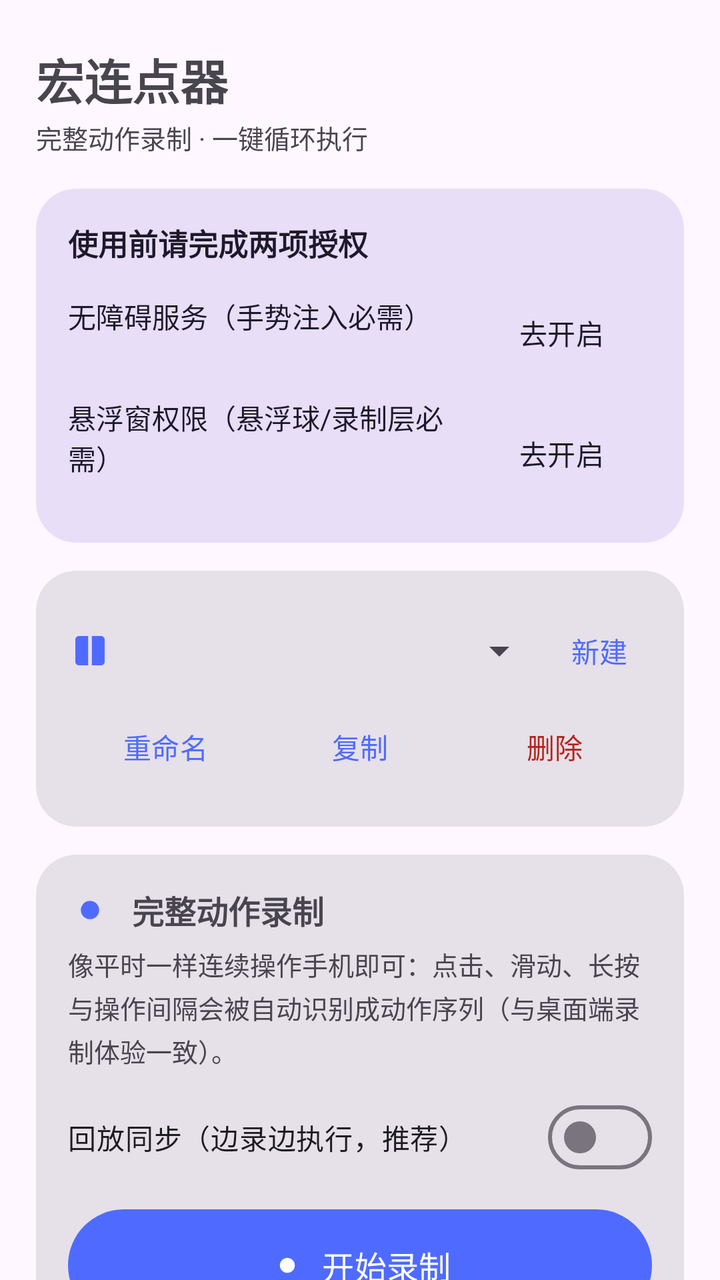
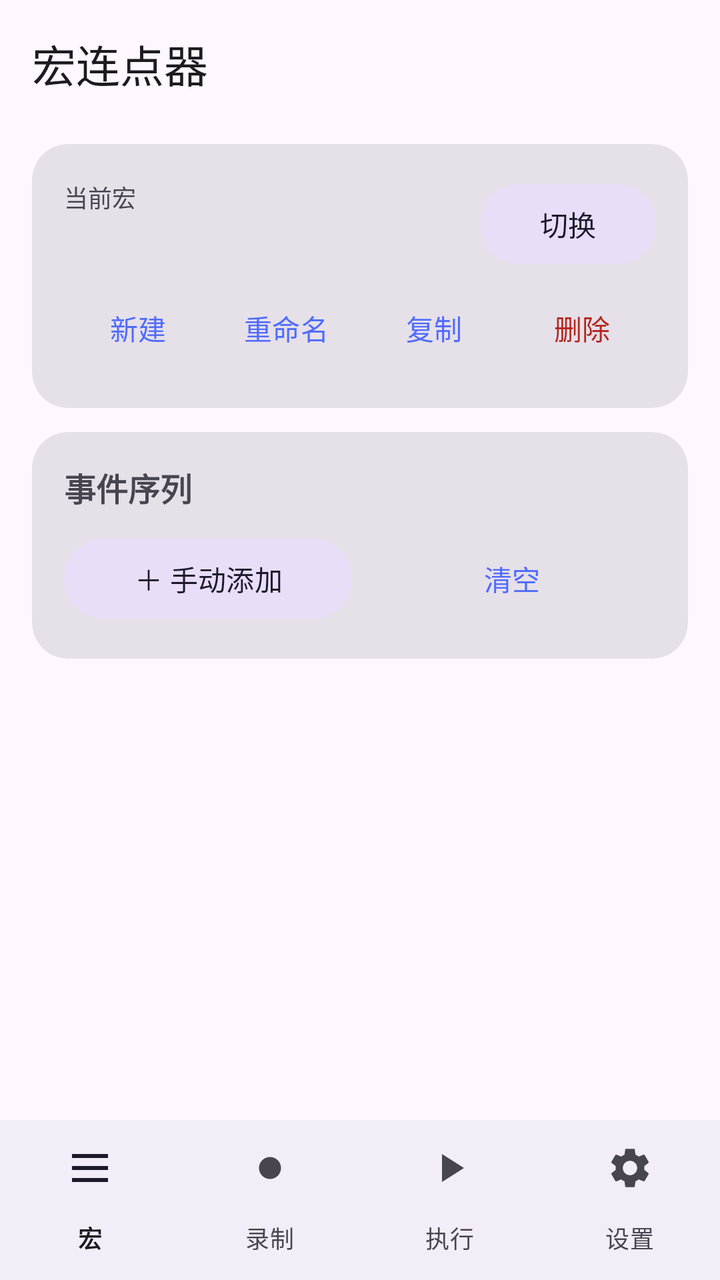

Compare the two renders of this Android layout. The source of the first and the diff that turns it into the second are given below.
<!-- AndroidManifest.xml: application theme Theme.MacroClicker -->
<!-- res/layout/activity_main.xml -->
<?xml version="1.0" encoding="utf-8"?>
<androidx.core.widget.NestedScrollView xmlns:android="http://schemas.android.com/apk/res/android"
    xmlns:app="http://schemas.android.com/apk/res-auto"
    android:id="@+id/root"
    android:layout_width="match_parent"
    android:layout_height="match_parent"
    android:fillViewport="true">

    <LinearLayout
        android:layout_width="match_parent"
        android:layout_height="wrap_content"
        android:orientation="vertical"
        android:paddingStart="18dp"
        android:paddingEnd="18dp"
        android:paddingTop="14dp"
        android:paddingBottom="28dp">

        
        <TextView
            android:id="@+id/tvTitle"
            android:layout_width="wrap_content"
            android:layout_height="wrap_content"
            android:layout_marginTop="8dp"
            android:text="@string/app_name"
            android:textSize="24sp"
            android:textStyle="bold" />

        <TextView
            android:layout_width="wrap_content"
            android:layout_height="wrap_content"
            android:layout_marginTop="2dp"
            android:text="@string/app_subtitle"
            android:textSize="13sp"
            android:textColor="?attr/colorOnSurfaceVariant" />

        
        <com.google.android.material.card.MaterialCardView
            android:id="@+id/cardPerm"
            style="?attr/materialCardViewFilledStyle"
            android:layout_width="match_parent"
            android:layout_height="wrap_content"
            android:layout_marginTop="16dp"
            app:cardCornerRadius="20dp"
            app:cardBackgroundColor="?attr/colorSecondaryContainer">

            <LinearLayout
                android:layout_width="match_parent"
                android:layout_height="wrap_content"
                android:orientation="vertical"
                android:padding="16dp">

                <TextView
                    android:layout_width="wrap_content"
                    android:layout_height="wrap_content"
                    android:text="@string/perm_title"
                    android:textSize="15sp"
                    android:textStyle="bold"
                    android:textColor="?attr/colorOnSecondaryContainer" />

                <LinearLayout
                    android:layout_width="match_parent"
                    android:layout_height="wrap_content"
                    android:layout_marginTop="10dp"
                    android:gravity="center_vertical"
                    android:orientation="horizontal">

                    <LinearLayout
                        android:layout_width="0dp"
                        android:layout_height="wrap_content"
                        android:layout_weight="1"
                        android:orientation="vertical">

                        <TextView
                            android:layout_width="wrap_content"
                            android:layout_height="wrap_content"
                            android:text="@string/perm_accessibility"
                            android:textSize="14sp"
                            android:textColor="?attr/colorOnSecondaryContainer" />

                        <TextView
                            android:id="@+id/tvAccState"
                            android:layout_width="wrap_content"
                            android:layout_height="wrap_content"
                            android:textSize="12sp"
                            android:textColor="?attr/colorOnSecondaryContainer" />
                </LinearLayout>

                    <com.google.android.material.button.MaterialButton
                        android:id="@+id/btnAcc"
                        style="@style/Widget.Material3.Button.TonalButton"
                        android:layout_width="wrap_content"
                        android:layout_height="wrap_content"
                        android:text="@string/perm_go" />
            </LinearLayout>

                <LinearLayout
                    android:layout_width="match_parent"
                    android:layout_height="wrap_content"
                    android:layout_marginTop="8dp"
                    android:gravity="center_vertical"
                    android:orientation="horizontal">

                    <LinearLayout
                        android:layout_width="0dp"
                        android:layout_height="wrap_content"
                        android:layout_weight="1"
                        android:orientation="vertical">

                        <TextView
                            android:layout_width="wrap_content"
                            android:layout_height="wrap_content"
                            android:text="@string/perm_overlay"
                            android:textSize="14sp"
                            android:textColor="?attr/colorOnSecondaryContainer" />

                        <TextView
                            android:id="@+id/tvOverlayState"
                            android:layout_width="wrap_content"
                            android:layout_height="wrap_content"
                            android:textSize="12sp"
                            android:textColor="?attr/colorOnSecondaryContainer" />
                </LinearLayout>

                    <com.google.android.material.button.MaterialButton
                        android:id="@+id/btnOverlay"
                        style="@style/Widget.Material3.Button.TonalButton"
                        android:layout_width="wrap_content"
                        android:layout_height="wrap_content"
                        android:text="@string/perm_go" />
            </LinearLayout>
        </LinearLayout>
    </com.google.android.material.card.MaterialCardView>

        
        <com.google.android.material.card.MaterialCardView
            style="?attr/materialCardViewFilledStyle"
            android:layout_width="match_parent"
            android:layout_height="wrap_content"
            android:layout_marginTop="14dp"
            app:cardCornerRadius="20dp">

            <LinearLayout
                android:layout_width="match_parent"
                android:layout_height="wrap_content"
                android:orientation="vertical"
                android:padding="16dp">

                <LinearLayout
                    android:layout_width="match_parent"
                    android:layout_height="wrap_content"
                    android:gravity="center_vertical"
                    android:orientation="horizontal">

                    <ImageView
                        android:layout_width="22dp"
                        android:layout_height="22dp"
                        android:src="@drawable/ic_section_macro"
                        app:tint="?attr/colorPrimary"
                        android:contentDescription="@string/section_macro" />

                    <Spinner
                        android:id="@+id/spMacro"
                        android:layout_width="0dp"
                        android:layout_height="wrap_content"
                        android:layout_weight="1"
                        android:layout_marginStart="10dp" />

                    <com.google.android.material.button.MaterialButton
                        android:id="@+id/btnNewMacro"
                        style="@style/Widget.Material3.Button.TextButton"
                        android:layout_width="wrap_content"
                        android:layout_height="wrap_content"
                        android:text="@string/macro_new"
                        android:minWidth="0dp"
                        android:paddingStart="10dp"
                        android:paddingEnd="10dp" />
            </LinearLayout>

                <LinearLayout
                    android:layout_width="match_parent"
                    android:layout_height="wrap_content"
                    android:orientation="horizontal">

                    <com.google.android.material.button.MaterialButton
                        android:id="@+id/btnRename"
                        style="@style/Widget.Material3.Button.TextButton"
                        android:layout_width="0dp"
                        android:layout_height="wrap_content"
                        android:layout_weight="1"
                        android:text="@string/macro_rename"
                        android:minWidth="0dp" />

                    <com.google.android.material.button.MaterialButton
                        android:id="@+id/btnDuplicate"
                        style="@style/Widget.Material3.Button.TextButton"
                        android:layout_width="0dp"
                        android:layout_height="wrap_content"
                        android:layout_weight="1"
                        android:text="@string/macro_duplicate"
                        android:minWidth="0dp" />

                    <com.google.android.material.button.MaterialButton
                        android:id="@+id/btnDeleteMacro"
                        style="@style/Widget.Material3.Button.TextButton"
                        android:layout_width="0dp"
                        android:layout_height="wrap_content"
                        android:layout_weight="1"
                        android:text="@string/macro_delete"
                        android:minWidth="0dp"
                        android:textColor="?attr/colorError" />
            </LinearLayout>

                <androidx.recyclerview.widget.RecyclerView
                    android:id="@+id/recycler"
                    android:layout_width="match_parent"
                    android:layout_height="wrap_content"
                    android:nestedScrollingEnabled="false"
                    android:overScrollMode="never" />

                <TextView
                    android:id="@+id/tvEmpty"
                    android:layout_width="match_parent"
                    android:layout_height="wrap_content"
                    android:layout_marginTop="6dp"
                    android:layout_marginBottom="6dp"
                    android:gravity="center"
                    android:text="@string/empty_events"
                    android:textSize="13sp"
                    android:textColor="?attr/colorOnSurfaceVariant"
                    android:visibility="gone" />
        </LinearLayout>
    </com.google.android.material.card.MaterialCardView>

        
        <com.google.android.material.card.MaterialCardView
            style="?attr/materialCardViewFilledStyle"
            android:layout_width="match_parent"
            android:layout_height="wrap_content"
            android:layout_marginTop="14dp"
            app:cardCornerRadius="20dp">

            <LinearLayout
                android:layout_width="match_parent"
                android:layout_height="wrap_content"
                android:orientation="vertical"
                android:padding="16dp">

                <LinearLayout
                    android:layout_width="match_parent"
                    android:layout_height="wrap_content"
                    android:gravity="center_vertical"
                    android:orientation="horizontal">

                    <ImageView
                        android:layout_width="22dp"
                        android:layout_height="22dp"
                        android:src="@drawable/ic_section_record"
                        app:tint="?attr/colorPrimary"
                        android:contentDescription="@string/section_record" />

                    <TextView
                        android:layout_width="wrap_content"
                        android:layout_height="wrap_content"
                        android:layout_marginStart="10dp"
                        android:text="@string/section_record"
                        android:textSize="16sp"
                        android:textStyle="bold" />
            </LinearLayout>

                <TextView
                    android:layout_width="match_parent"
                    android:layout_height="wrap_content"
                    android:layout_marginTop="6dp"
                    android:text="@string/record_desc"
                    android:textSize="13sp"
                    android:lineSpacingExtra="3dp"
                    android:textColor="?attr/colorOnSurfaceVariant" />

                <com.google.android.material.materialswitch.MaterialSwitch
                    android:id="@+id/swLiveReplay"
                    android:layout_width="match_parent"
                    android:layout_height="wrap_content"
                    android:layout_marginTop="10dp"
                    android:text="@string/record_live_replay"
                    android:textSize="14sp" />

                <com.google.android.material.button.MaterialButton
                    android:id="@+id/btnRecord"
                    android:layout_width="match_parent"
                    android:layout_height="56dp"
                    android:layout_marginTop="12dp"
                    android:text="@string/record_start"
                    android:textSize="16sp"
                    android:insetTop="0dp"
                    android:insetBottom="0dp"
                    app:icon="@drawable/ic_record_dot"
                    app:iconGravity="textStart" />
        </LinearLayout>
    </com.google.android.material.card.MaterialCardView>

        
        <com.google.android.material.card.MaterialCardView
            style="?attr/materialCardViewFilledStyle"
            android:layout_width="match_parent"
            android:layout_height="wrap_content"
            android:layout_marginTop="14dp"
            app:cardCornerRadius="20dp">

            <LinearLayout
                android:layout_width="match_parent"
                android:layout_height="wrap_content"
                android:orientation="vertical"
                android:padding="16dp">

                <LinearLayout
                    android:layout_width="match_parent"
                    android:layout_height="wrap_content"
                    android:gravity="center_vertical"
                    android:orientation="horizontal">

                    <ImageView
                        android:layout_width="22dp"
                        android:layout_height="22dp"
                        android:src="@drawable/ic_section_play"
                        app:tint="?attr/colorPrimary"
                        android:contentDescription="@string/section_play" />

                    <TextView
                        android:layout_width="wrap_content"
                        android:layout_height="wrap_content"
                        android:layout_marginStart="10dp"
                        android:text="@string/section_play"
                        android:textSize="16sp"
                        android:textStyle="bold" />
            </LinearLayout>

                <com.google.android.material.chip.ChipGroup
                    android:id="@+id/chipMode"
                    android:layout_width="match_parent"
                    android:layout_height="wrap_content"
                    android:layout_marginTop="10dp"
                    app:selectionRequired="true"
                    app:singleSelection="true">

                    <com.google.android.material.chip.Chip
                        android:id="@+id/chipOnce"
                        style="@style/Widget.Material3.Chip.Filter"
                        android:layout_width="wrap_content"
                        android:layout_height="wrap_content"
                        android:text="@string/mode_once"
                        android:checkable="true" />

                    <com.google.android.material.chip.Chip
                        android:id="@+id/chipCount"
                        style="@style/Widget.Material3.Chip.Filter"
                        android:layout_width="wrap_content"
                        android:layout_height="wrap_content"
                        android:text="@string/mode_count"
                        android:checkable="true" />

                    <com.google.android.material.chip.Chip
                        android:id="@+id/chipLoop"
                        style="@style/Widget.Material3.Chip.Filter"
                        android:layout_width="wrap_content"
                        android:layout_height="wrap_content"
                        android:text="@string/mode_loop"
                        android:checkable="true" />
                </com.google.android.material.chip.ChipGroup>

                <LinearLayout
                    android:layout_width="match_parent"
                    android:layout_height="wrap_content"
                    android:layout_marginTop="10dp"
                    android:orientation="horizontal">

                    <com.google.android.material.textfield.TextInputLayout
                        android:id="@+id/tilCount"
                        style="@style/Widget.Material3.TextInputLayout.OutlinedBox.Dense"
                        android:layout_width="0dp"
                        android:layout_height="wrap_content"
                        android:layout_weight="1"
                        android:layout_marginEnd="6dp"
                        android:hint="@string/loop_count"
                        app:suffixText="次">

                        <com.google.android.material.textfield.TextInputEditText
                            android:id="@+id/etLoopCount"
                            android:layout_width="match_parent"
                            android:layout_height="wrap_content"
                            android:inputType="number"
                            android:text="10" />
                    </com.google.android.material.textfield.TextInputLayout>

                    <com.google.android.material.textfield.TextInputLayout
                        style="@style/Widget.Material3.TextInputLayout.OutlinedBox.Dense"
                        android:layout_width="0dp"
                        android:layout_height="wrap_content"
                        android:layout_weight="1"
                        android:layout_marginStart="6dp"
                        android:hint="@string/loop_interval"
                        app:suffixText="秒">

                        <com.google.android.material.textfield.TextInputEditText
                            android:id="@+id/etLoopInterval"
                            android:layout_width="match_parent"
                            android:layout_height="wrap_content"
                            android:inputType="numberDecimal"
                            android:text="0" />
                    </com.google.android.material.textfield.TextInputLayout>
            </LinearLayout>

                <com.google.android.material.textfield.TextInputLayout
                    style="@style/Widget.Material3.TextInputLayout.OutlinedBox.Dense"
                    android:layout_width="match_parent"
                    android:layout_height="wrap_content"
                    android:layout_marginTop="8dp"
                    android:hint="@string/countdown_hint"
                    app:suffixText="秒">

                    <com.google.android.material.textfield.TextInputEditText
                        android:id="@+id/etCountdown"
                        android:layout_width="match_parent"
                        android:layout_height="wrap_content"
                        android:inputType="number"
                        android:text="0" />
            </com.google.android.material.textfield.TextInputLayout>

                <com.google.android.material.button.MaterialButton
                    android:id="@+id/btnPlay"
                    android:layout_width="match_parent"
                    android:layout_height="56dp"
                    android:layout_marginTop="12dp"
                    android:text="@string/play_start"
                    android:textSize="16sp"
                    android:insetTop="0dp"
                    android:insetBottom="0dp" />
        </LinearLayout>
    </com.google.android.material.card.MaterialCardView>
    </LinearLayout>
</androidx.core.widget.NestedScrollView>
<!-- resources referenced by this layout -->
<resources>
  <!-- drawable ic_record_dot (drawable) -->
  <?xml version="1.0" encoding="utf-8"?>
  <vector xmlns:android="http://schemas.android.com/apk/res/android"
      android:width="24dp" android:height="24dp"
      android:viewportWidth="24" android:viewportHeight="24">
      <path
          android:fillColor="#FFFFFFFF"
          android:pathData="M12,7a5,5 0 1,0 0.001,0Z" />
  </vector>
  <!-- drawable ic_section_macro (drawable) -->
  <?xml version="1.0" encoding="utf-8"?>
  <vector xmlns:android="http://schemas.android.com/apk/res/android"
      android:width="24dp" android:height="24dp"
      android:viewportWidth="24" android:viewportHeight="24">
      <path
          android:fillColor="#FFFFFFFF"
          android:pathData="M4,6C4,4.9 4.9,4 6,4H11V20H6C4.9,20 4,19.1 4,18V6M20,6V18C20,19.1 19.1,20 18,20H13V4H18C19.1,4 20,4.9 20,6Z" />
  </vector>
  <!-- drawable ic_section_play (drawable) -->
  <?xml version="1.0" encoding="utf-8"?>
  <vector xmlns:android="http://schemas.android.com/apk/res/android"
      android:width="24dp" android:height="24dp"
      android:viewportWidth="24" android:viewportHeight="24">
      <path
          android:fillColor="#FFFFFFFF"
          android:pathData="M8,5V19L19,12L8,5Z" />
  </vector>
  <!-- drawable ic_section_record (drawable) -->
  <?xml version="1.0" encoding="utf-8"?>
  <vector xmlns:android="http://schemas.android.com/apk/res/android"
      android:width="24dp" android:height="24dp"
      android:viewportWidth="24" android:viewportHeight="24">
      <path
          android:fillColor="#FFFFFFFF"
          android:pathData="M12,7a5,5 0 1,0 0.001,0Z" />
  </vector>
  <string name="app_name">宏连点器</string>
  <string name="app_subtitle">完整动作录制 · 一键循环执行</string>
  <string name="countdown_hint">开始前倒计时</string>
  <string name="empty_events">暂无事件 · 点下方「开始录制」录第一套动作</string>
  <string name="loop_count">循环次数</string>
  <string name="loop_interval">循环间隔</string>
  <string name="macro_delete">删除</string>
  <string name="macro_duplicate">复制</string>
  <string name="macro_new">新建</string>
  <string name="macro_rename">重命名</string>
  <string name="mode_count">指定次数</string>
  <string name="mode_loop">无限循环</string>
  <string name="mode_once">执行一次</string>
  <string name="perm_accessibility">无障碍服务（手势注入必需）</string>
  <string name="perm_go">去开启</string>
  <string name="perm_overlay">悬浮窗权限（悬浮球/录制层必需）</string>
  <string name="perm_title">使用前请完成两项授权</string>
  <string name="play_start">开始执行</string>
  <string name="record_desc">像平时一样连续操作手机即可：点击、滑动、长按与操作间隔会被自动识别成动作序列（与桌面端录制体验一致）。</string>
  <string name="record_live_replay">回放同步（边录边执行，推荐）</string>
  <string name="record_start">开始录制</string>
  <string name="section_macro">宏与事件</string>
  <string name="section_play">循环执行</string>
  <string name="section_record">完整动作录制</string>
  <style name="Theme.MacroClicker" parent="Theme.Material3.DayNight.NoActionBar">
          <item name="colorPrimary">@color/brand</item>
          <item name="colorOnPrimary">@color/white</item>
          <item name="colorPrimaryContainer">@color/brand_container</item>
          <item name="colorOnPrimaryContainer">@color/brand_on_container</item>
      </style>
  <color name="brand">#4F6BFF</color>
  <color name="white">#FFFFFF</color>
  <color name="brand_container">#DDE4FF</color>
  <color name="brand_on_container">#10204A</color>
</resources>

<!-- the commit's change to res/layout/activity_main.xml (unified diff, before → after) -->
@@ -1,47 +1,265 @@
 <?xml version="1.0" encoding="utf-8"?>
-<androidx.core.widget.NestedScrollView xmlns:android="http://schemas.android.com/apk/res/android"
+<LinearLayout xmlns:android="http://schemas.android.com/apk/res/android"
     xmlns:app="http://schemas.android.com/apk/res-auto"
     android:id="@+id/root"
     android:layout_width="match_parent"
     android:layout_height="match_parent"
-    android:fillViewport="true">
-
-    <LinearLayout
+    android:orientation="vertical"
+    android:background="?android:attr/colorBackground">
+
+    <com.google.android.material.appbar.MaterialToolbar
+        android:id="@+id/toolbar"
         android:layout_width="match_parent"
-        android:layout_height="wrap_content"
-        android:orientation="vertical"
-        android:paddingStart="18dp"
-        android:paddingEnd="18dp"
-        android:paddingTop="14dp"
-        android:paddingBottom="28dp">
+        android:layout_height="?attr/actionBarSize"
+        app:title="@string/app_name"
+        app:subtitleTextAppearance="@style/TextAppearance.Material3.LabelMedium" />
+
+    <FrameLayout
+        android:id="@+id/pageContainer"
+        android:layout_width="match_parent"
+        android:layout_height="0dp"
+        android:layout_weight="1">
 
         
-        <TextView
-            android:id="@+id/tvTitle"
-            android:layout_width="wrap_content"
-            android:layout_height="wrap_content"
-            android:layout_marginTop="8dp"
-            android:text="@string/app_name"
-            android:textSize="24sp"
-            android:textStyle="bold" />
-
-        <TextView
-            android:layout_width="wrap_content"
-            android:layout_height="wrap_content"
-            android:layout_marginTop="2dp"
-            android:text="@string/app_subtitle"
-            android:textSize="13sp"
-            android:textColor="?attr/colorOnSurfaceVariant" />
+        <androidx.core.widget.NestedScrollView
+            android:id="@+id/pageMacro"
+            android:layout_width="match_parent"
+            android:layout_height="match_parent"
+            android:fillViewport="true">
+
+            <LinearLayout
+                android:layout_width="match_parent"
+                android:layout_height="wrap_content"
+                android:orientation="vertical"
+                android:paddingStart="16dp"
+                android:paddingEnd="16dp"
+                android:paddingTop="8dp"
+                android:paddingBottom="20dp">
+
+                
+                <com.google.android.material.card.MaterialCardView
+                    android:id="@+id/cardGuide"
+                    style="?attr/materialCardViewFilledStyle"
+                    android:layout_width="match_parent"
+                    android:layout_height="wrap_content"
+                    android:layout_marginBottom="12dp"
+                    android:visibility="gone"
+                    app:cardBackgroundColor="?attr/colorSecondaryContainer"
+                    app:cardCornerRadius="18dp">
+
+                    <LinearLayout
+                        android:layout_width="match_parent"
+                        android:layout_height="wrap_content"
+                        android:gravity="center_vertical"
+                        android:orientation="horizontal"
+                        android:padding="14dp">
+
+                        <TextView
+                            android:id="@+id/tvGuide"
+                            android:layout_width="0dp"
+                            android:layout_height="wrap_content"
+                            android:layout_weight="1"
+                            android:text="@string/guide_title"
+                            android:textColor="?attr/colorOnSecondaryContainer"
+                            android:textSize="14sp" />
+
+                        <com.google.android.material.button.MaterialButton
+                            android:id="@+id/btnGuide"
+                            style="@style/Widget.Material3.Button.TonalButton"
+                            android:layout_width="wrap_content"
+                            android:layout_height="wrap_content"
+                            android:text="@string/guide_action" />
+                    </LinearLayout>
+                </com.google.android.material.card.MaterialCardView>
+
+                
+                <com.google.android.material.card.MaterialCardView
+                    style="?attr/materialCardViewFilledStyle"
+                    android:layout_width="match_parent"
+                    android:layout_height="wrap_content"
+                    app:cardCornerRadius="18dp">
+
+                    <LinearLayout
+                        android:layout_width="match_parent"
+                        android:layout_height="wrap_content"
+                        android:orientation="vertical"
+                        android:padding="16dp">
+
+                        <LinearLayout
+                            android:layout_width="match_parent"
+                            android:layout_height="wrap_content"
+                            android:gravity="center_vertical"
+                            android:orientation="horizontal">
+
+                            <LinearLayout
+                                android:layout_width="0dp"
+                                android:layout_height="wrap_content"
+                                android:layout_weight="1"
+                                android:orientation="vertical">
+
+                                <TextView
+                                    android:layout_width="wrap_content"
+                                    android:layout_height="wrap_content"
+                                    android:text="@string/current_macro"
+                                    android:textColor="?attr/colorOnSurfaceVariant"
+                                    android:textSize="12sp" />
+
+                                <TextView
+                                    android:id="@+id/tvMacroName"
+                                    android:layout_width="match_parent"
+                                    android:layout_height="wrap_content"
+                                    android:ellipsize="end"
+                                    android:maxLines="1"
+                                    android:textSize="20sp"
+                                    android:textStyle="bold" />
+                            </LinearLayout>
+
+                            <com.google.android.material.button.MaterialButton
+                                android:id="@+id/btnSwitchMacro"
+                                style="@style/Widget.Material3.Button.TonalButton"
+                                android:layout_width="wrap_content"
+                                android:layout_height="wrap_content"
+                                android:text="@string/macro_switch" />
+                        </LinearLayout>
+
+                        <LinearLayout
+                            android:layout_width="match_parent"
+                            android:layout_height="wrap_content"
+                            android:layout_marginTop="4dp"
+                            android:orientation="horizontal">
+
+                            <com.google.android.material.button.MaterialButton
+                                android:id="@+id/btnNewMacro"
+                                style="@style/Widget.Material3.Button.TextButton"
+                                android:layout_width="0dp"
+                                android:layout_height="wrap_content"
+                                android:layout_weight="1"
+                                android:minWidth="0dp"
+                                android:text="@string/macro_new" />
+
+                            <com.google.android.material.button.MaterialButton
+                                android:id="@+id/btnRename"
+                                style="@style/Widget.Material3.Button.TextButton"
+                                android:layout_width="0dp"
+                                android:layout_height="wrap_content"
+                                android:layout_weight="1"
+                                android:minWidth="0dp"
+                                android:text="@string/macro_rename" />
+
+                            <com.google.android.material.button.MaterialButton
+                                android:id="@+id/btnDuplicate"
+                                style="@style/Widget.Material3.Button.TextButton"
+                                android:layout_width="0dp"
+                                android:layout_height="wrap_content"
+                                android:layout_weight="1"
+                                android:minWidth="0dp"
+                                android:text="@string/macro_duplicate" />
+
+                            <com.google.android.material.button.MaterialButton
+                                android:id="@+id/btnDeleteMacro"
+                                style="@style/Widget.Material3.Button.TextButton"
+                                android:layout_width="0dp"
+                                android:layout_height="wrap_content"
+                                android:layout_weight="1"
+                                android:minWidth="0dp"
+                                android:text="@string/macro_delete"
+                                android:textColor="?attr/colorError" />
+                        </LinearLayout>
+                    </LinearLayout>
+                </com.google.android.material.card.MaterialCardView>
+
+                
+                <com.google.android.material.card.MaterialCardView
+                    style="?attr/materialCardViewFilledStyle"
+                    android:layout_width="match_parent"
+                    android:layout_height="wrap_content"
+                    android:layout_marginTop="12dp"
+                    app:cardCornerRadius="18dp">
+
+                    <LinearLayout
+                        android:layout_width="match_parent"
+                        android:layout_height="wrap_content"
+                        android:orientation="vertical"
+                        android:padding="16dp">
+
+                        <LinearLayout
+                            android:layout_width="match_parent"
+                            android:layout_height="wrap_content"
+                            android:gravity="center_vertical"
+                            android:orientation="horizontal">
+
+                            <TextView
+                                android:layout_width="0dp"
+                                android:layout_height="wrap_content"
+                                android:layout_weight="1"
+                                android:text="@string/events_title"
+                                android:textSize="16sp"
+                                android:textStyle="bold" />
+
+                            <TextView
+                                android:id="@+id/tvEventCount"
+                                android:layout_width="wrap_content"
+                                android:layout_height="wrap_content"
+                                android:textColor="?attr/colorOnSurfaceVariant"
+                                android:textSize="12sp" />
+                        </LinearLayout>
+
+                        <androidx.recyclerview.widget.RecyclerView
+                            android:id="@+id/recycler"
+                            android:layout_width="match_parent"
+                            android:layout_height="wrap_content"
+                            android:layout_marginTop="4dp"
+                            android:nestedScrollingEnabled="false"
+                            android:overScrollMode="never" />
+
+                        <TextView
+                            android:id="@+id/tvEmpty"
+                            android:layout_width="match_parent"
+                            android:layout_height="wrap_content"
+                            android:layout_marginTop="10dp"
+                            android:layout_marginBottom="6dp"
+                            android:gravity="center"
+                            android:text="@string/empty_events"
+                            android:textColor="?attr/colorOnSurfaceVariant"
+                            android:textSize="13sp"
+                            android:visibility="gone" />
+
+                        <LinearLayout
+                            android:layout_width="match_parent"
+                            android:layout_height="wrap_content"
+                            android:layout_marginTop="6dp"
+                            android:orientation="horizontal">
+
+                            <com.google.android.material.button.MaterialButton
+                                android:id="@+id/btnAddEvent"
+                                style="@style/Widget.Material3.Button.TonalButton"
+                                android:layout_width="0dp"
+                                android:layout_height="wrap_content"
+                                android:layout_weight="1"
+                                android:layout_marginEnd="4dp"
+                                android:text="@string/event_add" />
+
+                            <com.google.android.material.button.MaterialButton
+                                android:id="@+id/btnClearEvents"
+                                style="@style/Widget.Material3.Button.TextButton"
+                                android:layout_width="0dp"
+                                android:layout_height="wrap_content"
+                                android:layout_weight="1"
+                                android:layout_marginStart="4dp"
+                                android:text="@string/events_clear" />
+                        </LinearLayout>
+                    </LinearLayout>
+                </com.google.android.material.card.MaterialCardView>
+            </LinearLayout>
+        </androidx.core.widget.NestedScrollView>
 
         
-        <com.google.android.material.card.MaterialCardView
-            android:id="@+id/cardPerm"
-            style="?attr/materialCardViewFilledStyle"
+        <androidx.core.widget.NestedScrollView
+            android:id="@+id/pageRecord"
             android:layout_width="match_parent"
-            android:layout_height="wrap_content"
-            android:layout_marginTop="16dp"
-            app:cardCornerRadius="20dp"
-            app:cardBackgroundColor="?attr/colorSecondaryContainer">
+            android:layout_height="match_parent"
+            android:fillViewport="true"
+            android:visibility="gone">
 
             <LinearLayout
                 android:layout_width="match_parent"
@@ -49,95 +267,74 @@
                 android:orientation="vertical"
                 android:padding="16dp">
 
-                <TextView
-                    android:layout_width="wrap_content"
-                    android:layout_height="wrap_content"
-                    android:text="@string/perm_title"
-                    android:textSize="15sp"
-                    android:textStyle="bold"
-                    android:textColor="?attr/colorOnSecondaryContainer" />
-
-                <LinearLayout
-                    android:layout_width="match_parent"
-                    android:layout_height="wrap_content"
-                    android:layout_marginTop="10dp"
-                    android:gravity="center_vertical"
-                    android:orientation="horizontal">
-
-                    <LinearLayout
-                        android:layout_width="0dp"
-                        android:layout_height="wrap_content"
-                        android:layout_weight="1"
-                        android:orientation="vertical">
+                <com.google.android.material.card.MaterialCardView
+                    style="?attr/materialCardViewFilledStyle"
+                    android:layout_width="match_parent"
+                    android:layout_height="wrap_content"
+                    app:cardCornerRadius="18dp">
+
+                    <LinearLayout
+                        android:layout_width="match_parent"
+                        android:layout_height="wrap_content"
+                        android:orientation="vertical"
+                        android:padding="16dp">
 
                         <TextView
                             android:layout_width="wrap_content"
                             android:layout_height="wrap_content"
-                            android:text="@string/perm_accessibility"
-                            android:textSize="14sp"
-                            android:textColor="?attr/colorOnSecondaryContainer" />
-
-                        <TextView
-                            android:id="@+id/tvAccState"
-                            android:layout_width="wrap_content"
-                            android:layout_height="wrap_content"
-                            android:textSize="12sp"
-                            android:textColor="?attr/colorOnSecondaryContainer" />
-                </LinearLayout>
-
-                    <com.google.android.material.button.MaterialButton
-                        android:id="@+id/btnAcc"
-                        style="@style/Widget.Material3.Button.TonalButton"
-                        android:layout_width="wrap_content"
-                        android:layout_height="wrap_content"
-                        android:text="@string/perm_go" />
+                            android:text="@string/tab_record"
+                            android:textSize="16sp"
+                            android:textStyle="bold" />
+
+                        <TextView
+                            android:layout_width="match_parent"
+                            android:layout_height="wrap_content"
+                            android:layout_marginTop="6dp"
+                            android:lineSpacingExtra="3dp"
+                            android:text="@string/record_desc"
+                            android:textColor="?attr/colorOnSurfaceVariant"
+                            android:textSize="13sp" />
+
+                        <com.google.android.material.materialswitch.MaterialSwitch
+                            android:id="@+id/swLiveReplay"
+                            android:layout_width="match_parent"
+                            android:layout_height="wrap_content"
+                            android:layout_marginTop="12dp"
+                            android:text="@string/record_live_replay"
+                            android:textSize="14sp" />
+
+                        <TextView
+                            android:id="@+id/tvShellHint"
+                            android:layout_width="match_parent"
+                            android:layout_height="wrap_content"
+                            android:layout_marginTop="2dp"
+                            android:text="@string/record_live_needs_shell"
+                            android:textColor="?attr/colorOnSurfaceVariant"
+                            android:textSize="12sp" />
+
+                        <com.google.android.material.button.MaterialButton
+                            android:id="@+id/btnRecord"
+                            android:layout_width="match_parent"
+                            android:layout_height="56dp"
+                            android:layout_marginTop="14dp"
+                            android:insetTop="0dp"
+                            android:insetBottom="0dp"
+                            android:text="@string/record_start"
+                            android:textSize="16sp"
+                            app:icon="@drawable/ic_record_dot"
+                            app:iconGravity="textStart" />
+                    </LinearLayout>
+                </com.google.android.material.card.MaterialCardView>
             </LinearLayout>
-
-                <LinearLayout
-                    android:layout_width="match_parent"
-                    android:layout_height="wrap_content"
-                    android:layout_marginTop="8dp"
-                    android:gravity="center_vertical"
-                    android:orientation="horizontal">
-
-                    <LinearLayout
-                        android:layout_width="0dp"
-                        android:layout_height="wrap_content"
-                        android:layout_weight="1"
-                        android:orientation="vertical">
-
-                        <TextView
-                            android:layout_width="wrap_content"
-                            android:layout_height="wrap_content"
-                            android:text="@string/perm_overlay"
-                            android:textSize="14sp"
-                            android:textColor="?attr/colorOnSecondaryContainer" />
-
-                        <TextView
-                            android:id="@+id/tvOverlayState"
-                            android:layout_width="wrap_content"
-                            android:layout_height="wrap_content"
-                            android:textSize="12sp"
-                            android:textColor="?attr/colorOnSecondaryContainer" />
-                </LinearLayout>
-
-                    <com.google.android.material.button.MaterialButton
-                        android:id="@+id/btnOverlay"
-                        style="@style/Widget.Material3.Button.TonalButton"
-                        android:layout_width="wrap_content"
-                        android:layout_height="wrap_content"
-                        android:text="@string/perm_go" />
-            </LinearLayout>
-        </LinearLayout>
-    </com.google.android.material.card.MaterialCardView>
+        </androidx.core.widget.NestedScrollView>
 
         
-        <com.google.android.material.card.MaterialCardView
-            style="?attr/materialCardViewFilledStyle"
+        <androidx.core.widget.NestedScrollView
+            android:id="@+id/pagePlay"
             android:layout_width="match_parent"
-            android:layout_height="wrap_content"
-            android:layout_marginTop="14dp"
-            app:cardCornerRadius="20dp">
+            android:layout_height="match_parent"
+            android:fillViewport="true"
+            android:visibility="gone">
 
             <LinearLayout
                 android:layout_width="match_parent"
@@ -145,99 +342,145 @@
                 android:orientation="vertical"
                 android:padding="16dp">
 
-                <LinearLayout
-                    android:layout_width="match_parent"
-                    android:layout_height="wrap_content"
-                    android:gravity="center_vertical"
-                    android:orientation="horizontal">
-
-                    <ImageView
-                        android:layout_width="22dp"
-                        android:layout_height="22dp"
-                        android:src="@drawable/ic_section_macro"
-                        app:tint="?attr/colorPrimary"
-                        android:contentDescription="@string/section_macro" />
-
-                    <Spinner
-                        android:id="@+id/spMacro"
-                        android:layout_width="0dp"
-                        android:layout_height="wrap_content"
-                        android:layout_weight="1"
-                        android:layout_marginStart="10dp" />
-
-                    <com.google.android.material.button.MaterialButton
-                        android:id="@+id/btnNewMacro"
-                        style="@style/Widget.Material3.Button.TextButton"
-                        android:layout_width="wrap_content"
-                        android:layout_height="wrap_content"
-                        android:text="@string/macro_new"
-                        android:minWidth="0dp"
-                        android:paddingStart="10dp"
-                        android:paddingEnd="10dp" />
+                <com.google.android.material.card.MaterialCardView
+                    style="?attr/materialCardViewFilledStyle"
+                    android:layout_width="match_parent"
+                    android:layout_height="wrap_content"
+                    app:cardCornerRadius="18dp">
+
+                    <LinearLayout
+                        android:layout_width="match_parent"
+                        android:layout_height="wrap_content"
+                        android:orientation="vertical"
+                        android:padding="16dp">
+
+                        <TextView
+                            android:layout_width="wrap_content"
+                            android:layout_height="wrap_content"
+                            android:text="@string/tab_play"
+                            android:textSize="16sp"
+                            android:textStyle="bold" />
+
+                        <com.google.android.material.chip.ChipGroup
+                            android:id="@+id/chipMode"
+                            android:layout_width="match_parent"
+                            android:layout_height="wrap_content"
+                            android:layout_marginTop="10dp"
+                            app:selectionRequired="true"
+                            app:singleSelection="true">
+
+                            <com.google.android.material.chip.Chip
+                                android:id="@+id/chipOnce"
+                                style="@style/Widget.Material3.Chip.Filter"
+                                android:layout_width="wrap_content"
+                                android:layout_height="wrap_content"
+                                android:checkable="true"
+                                android:text="@string/mode_once" />
+
+                            <com.google.android.material.chip.Chip
+                                android:id="@+id/chipCount"
+                                style="@style/Widget.Material3.Chip.Filter"
+                                android:layout_width="wrap_content"
+                                android:layout_height="wrap_content"
+                                android:checkable="true"
+                                android:text="@string/mode_count" />
+
+                            <com.google.android.material.chip.Chip
+                                android:id="@+id/chipLoop"
+                                style="@style/Widget.Material3.Chip.Filter"
+                                android:layout_width="wrap_content"
+                                android:layout_height="wrap_content"
+                                android:checkable="true"
+                                android:text="@string/mode_loop" />
+                        </com.google.android.material.chip.ChipGroup>
+
+                        <LinearLayout
+                            android:layout_width="match_parent"
+                            android:layout_height="wrap_content"
+                            android:layout_marginTop="10dp"
+                            android:orientation="horizontal">
+
+                            <com.google.android.material.textfield.TextInputLayout
+                                android:id="@+id/tilCount"
+                                style="@style/Widget.Material3.TextInputLayout.OutlinedBox.Dense"
+                                android:layout_width="0dp"
+                                android:layout_height="wrap_content"
+                                android:layout_weight="1"
+                                android:layout_marginEnd="6dp"
+                                android:hint="@string/loop_count"
+                                app:suffixText="次">
+
+                                <com.google.android.material.textfield.TextInputEditText
+                                    android:id="@+id/etLoopCount"
+                                    android:layout_width="match_parent"
+                                    android:layout_height="wrap_content"
+                                    android:inputType="number"
+                                    android:text="10" />
+                            </com.google.android.material.textfield.TextInputLayout>
+
+                            <com.google.android.material.textfield.TextInputLayout
+                                style="@style/Widget.Material3.TextInputLayout.OutlinedBox.Dense"
+                                android:layout_width="0dp"
+                                android:layout_height="wrap_content"
+                                android:layout_weight="1"
+                                android:layout_marginStart="6dp"
+                                android:hint="@string/loop_interval"
+                                app:suffixText="秒">
+
+                                <com.google.android.material.textfield.TextInputEditText
+                                    android:id="@+id/etLoopInterval"
+                                    android:layout_width="match_parent"
+                                    android:layout_height="wrap_content"
+                                    android:inputType="numberDecimal"
+                                    android:text="0" />
+                            </com.google.android.material.textfield.TextInputLayout>
+                        </LinearLayout>
+
+                        <com.google.android.material.textfield.TextInputLayout
+                            style="@style/Widget.Material3.TextInputLayout.OutlinedBox.Dense"
+                            android:layout_width="match_parent"
+                            android:layout_height="wrap_content"
+                            android:layout_marginTop="8dp"
+                            android:hint="@string/countdown_hint"
+                            app:suffixText="秒">
+
+                            <com.google.android.material.textfield.TextInputEditText
+                                android:id="@+id/etCountdown"
+                                android:layout_width="match_parent"
+                                android:layout_height="wrap_content"
+                                android:inputType="number"
+                                android:text="0" />
+                        </com.google.android.material.textfield.TextInputLayout>
+
+                        <com.google.android.material.button.MaterialButton
+                            android:id="@+id/btnPlay"
+                            android:layout_width="match_parent"
+                            android:layout_height="56dp"
+                            android:layout_marginTop="14dp"
+                            android:insetTop="0dp"
+                            android:insetBottom="0dp"
+                            android:text="@string/play_start"
+                            android:textSize="16sp" />
+
+                        <TextView
+                            android:layout_width="match_parent"
+                            android:layout_height="wrap_content"
+                            android:layout_marginTop="8dp"
+                            android:text="@string/play_hint"
+                            android:textColor="?attr/colorOnSurfaceVariant"
+                            android:textSize="12sp" />
+                    </LinearLayout>
+                </com.google.android.material.card.MaterialCardView>
             </LinearLayout>
-
-                <LinearLayout
-                    android:layout_width="match_parent"
-                    android:layout_height="wrap_content"
-                    android:orientation="horizontal">
-
-                    <com.google.android.material.button.MaterialButton
-                        android:id="@+id/btnRename"
-                        style="@style/Widget.Material3.Button.TextButton"
-                        android:layout_width="0dp"
-                        android:layout_height="wrap_content"
-                        android:layout_weight="1"
-                        android:text="@string/macro_rename"
-                        android:minWidth="0dp" />
-
-                    <com.google.android.material.button.MaterialButton
-                        android:id="@+id/btnDuplicate"
-                        style="@style/Widget.Material3.Button.TextButton"
-                        android:layout_width="0dp"
-                        android:layout_height="wrap_content"
-                        android:layout_weight="1"
-                        android:text="@string/macro_duplicate"
-                        android:minWidth="0dp" />
-
-                    <com.google.android.material.button.MaterialButton
-                        android:id="@+id/btnDeleteMacro"
-                        style="@style/Widget.Material3.Button.TextButton"
-                        android:layout_width="0dp"
-                        android:layout_height="wrap_content"
-                        android:layout_weight="1"
-                        android:text="@string/macro_delete"
-                        android:minWidth="0dp"
-                        android:textColor="?attr/colorError" />
-            </LinearLayout>
-
-                <androidx.recyclerview.widget.RecyclerView
-                    android:id="@+id/recycler"
-                    android:layout_width="match_parent"
-                    android:layout_height="wrap_content"
-                    android:nestedScrollingEnabled="false"
-                    android:overScrollMode="never" />
-
-                <TextView
-                    android:id="@+id/tvEmpty"
-                    android:layout_width="match_parent"
-                    android:layout_height="wrap_content"
-                    android:layout_marginTop="6dp"
-                    android:layout_marginBottom="6dp"
-                    android:gravity="center"
-                    android:text="@string/empty_events"
-                    android:textSize="13sp"
-                    android:textColor="?attr/colorOnSurfaceVariant"
-                    android:visibility="gone" />
-        </LinearLayout>
-    </com.google.android.material.card.MaterialCardView>
+        </androidx.core.widget.NestedScrollView>
 
         
-        <com.google.android.material.card.MaterialCardView
-            style="?attr/materialCardViewFilledStyle"
+        <androidx.core.widget.NestedScrollView
+            android:id="@+id/pageSettings"
             android:layout_width="match_parent"
-            android:layout_height="wrap_content"
-            android:layout_marginTop="14dp"
-            app:cardCornerRadius="20dp">
+            android:layout_height="match_parent"
+            android:fillViewport="true"
+            android:visibility="gone">
 
             <LinearLayout
                 android:layout_width="match_parent"
@@ -245,196 +488,192 @@
                 android:orientation="vertical"
                 android:padding="16dp">
 
-                <LinearLayout
-                    android:layout_width="match_parent"
-                    android:layout_height="wrap_content"
-                    android:gravity="center_vertical"
-                    android:orientation="horizontal">
-
-                    <ImageView
-                        android:layout_width="22dp"
-                        android:layout_height="22dp"
-                        android:src="@drawable/ic_section_record"
-                        app:tint="?attr/colorPrimary"
-                        android:contentDescription="@string/section_record" />
-
-                    <TextView
-                        android:layout_width="wrap_content"
-                        android:layout_height="wrap_content"
-                        android:layout_marginStart="10dp"
-                        android:text="@string/section_record"
-                        android:textSize="16sp"
-                        android:textStyle="bold" />
+                
+                <com.google.android.material.card.MaterialCardView
+                    style="?attr/materialCardViewFilledStyle"
+                    android:layout_width="match_parent"
+                    android:layout_height="wrap_content"
+                    app:cardCornerRadius="18dp">
+
+                    <LinearLayout
+                        android:layout_width="match_parent"
+                        android:layout_height="wrap_content"
+                        android:orientation="vertical"
+                        android:padding="16dp">
+
+                        <TextView
+                            android:layout_width="wrap_content"
+                            android:layout_height="wrap_content"
+                            android:text="@string/settings_section_perm"
+                            android:textSize="16sp"
+                            android:textStyle="bold" />
+
+                        <LinearLayout
+                            android:layout_width="match_parent"
+                            android:layout_height="wrap_content"
+                            android:layout_marginTop="12dp"
+                            android:gravity="center_vertical"
+                            android:orientation="horizontal">
+
+                            <LinearLayout
+                                android:layout_width="0dp"
+                                android:layout_height="wrap_content"
+                                android:layout_weight="1"
+                                android:orientation="vertical">
+
+                                <TextView
+                                    android:layout_width="wrap_content"
+                                    android:layout_height="wrap_content"
+                                    android:text="@string/perm_overlay"
+                                    android:textSize="14sp" />
+
+                                <TextView
+                                    android:id="@+id/tvOverlayState"
+                                    android:layout_width="wrap_content"
+                                    android:layout_height="wrap_content"
+                                    android:textSize="12sp"
+                                    android:textColor="?attr/colorOnSurfaceVariant" />
+                            </LinearLayout>
+
+                            <com.google.android.material.button.MaterialButton
+                                android:id="@+id/btnOverlay"
+                                style="@style/Widget.Material3.Button.TonalButton"
+                                android:layout_width="wrap_content"
+                                android:layout_height="wrap_content"
+                                android:text="@string/perm_go" />
+                        </LinearLayout>
+
+                        <LinearLayout
+                            android:layout_width="match_parent"
+                            android:layout_height="wrap_content"
+                            android:layout_marginTop="10dp"
+                            android:gravity="center_vertical"
+                            android:orientation="horizontal">
+
+                            <LinearLayout
+                                android:layout_width="0dp"
+                                android:layout_height="wrap_content"
+                                android:layout_weight="1"
+                                android:orientation="vertical">
+
+                                <TextView
+                                    android:layout_width="wrap_content"
+                                    android:layout_height="wrap_content"
+                                    android:text="@string/shell_title"
+                                    android:textSize="14sp" />
+
+                                <TextView
+                                    android:id="@+id/tvShizukuState"
+                                    android:layout_width="wrap_content"
+                                    android:layout_height="wrap_content"
+                                    android:textSize="12sp"
+                                    android:textColor="?attr/colorOnSurfaceVariant" />
+                            </LinearLayout>
+
+                            <com.google.android.material.button.MaterialButton
+                                android:id="@+id/btnShizuku"
+                                style="@style/Widget.Material3.Button.TonalButton"
+                                android:layout_width="wrap_content"
+                                android:layout_height="wrap_content"
+                                android:text="@string/shell_install" />
+                        </LinearLayout>
+
+                        <com.google.android.material.button.MaterialButton
+                            android:id="@+id/btnShizukuHelp"
+                            style="@style/Widget.Material3.Button.TextButton"
+                            android:layout_width="wrap_content"
+                            android:layout_height="wrap_content"
+                            android:layout_marginTop="2dp"
+                            android:text="@string/shell_help" />
+
+                        <TextView
+                            android:layout_width="match_parent"
+                            android:layout_height="wrap_content"
+                            android:layout_marginTop="2dp"
+                            android:lineSpacingExtra="2dp"
+                            android:text="@string/shell_desc"
+                            android:textColor="?attr/colorOnSurfaceVariant"
+                            android:textSize="12sp" />
+                    </LinearLayout>
+                </com.google.android.material.card.MaterialCardView>
+
+                
+                <com.google.android.material.card.MaterialCardView
+                    style="?attr/materialCardViewFilledStyle"
+                    android:layout_width="match_parent"
+                    android:layout_height="wrap_content"
+                    android:layout_marginTop="12dp"
+                    app:cardCornerRadius="18dp">
+
+                    <LinearLayout
+                        android:layout_width="match_parent"
+                        android:layout_height="wrap_content"
+                        android:orientation="vertical"
+                        android:padding="16dp">
+
+                        <TextView
+                            android:layout_width="wrap_content"
+                            android:layout_height="wrap_content"
+                            android:text="@string/settings_section_display"
+                            android:textSize="16sp"
+                            android:textStyle="bold" />
+
+                        <com.google.android.material.materialswitch.MaterialSwitch
+                            android:id="@+id/swBall"
+                            android:layout_width="match_parent"
+                            android:layout_height="wrap_content"
+                            android:layout_marginTop="8dp"
+                            android:text="@string/ball_resident"
+                            android:textSize="14sp" />
+
+                        <TextView
+                            android:layout_width="match_parent"
+                            android:layout_height="wrap_content"
+                            android:text="@string/ball_resident_desc"
+                            android:textColor="?attr/colorOnSurfaceVariant"
+                            android:textSize="12sp" />
+                    </LinearLayout>
+                </com.google.android.material.card.MaterialCardView>
+
+                
+                <com.google.android.material.card.MaterialCardView
+                    style="?attr/materialCardViewFilledStyle"
+                    android:layout_width="match_parent"
+                    android:layout_height="wrap_content"
+                    android:layout_marginTop="12dp"
+                    app:cardCornerRadius="18dp">
+
+                    <LinearLayout
+                        android:layout_width="match_parent"
+                        android:layout_height="wrap_content"
+                        android:orientation="vertical"
+                        android:padding="16dp">
+
+                        <TextView
+                            android:layout_width="wrap_content"
+                            android:layout_height="wrap_content"
+                            android:text="@string/about_title"
+                            android:textSize="16sp"
+                            android:textStyle="bold" />
+
+                        <TextView
+                            android:id="@+id/tvAbout"
+                            android:layout_width="match_parent"
+                            android:layout_height="wrap_content"
+                            android:layout_marginTop="6dp"
+                            android:lineSpacingExtra="3dp"
+                            android:textColor="?attr/colorOnSurfaceVariant"
+                            android:textSize="13sp" />
+                    </LinearLayout>
+                </com.google.android.material.card.MaterialCardView>
             </LinearLayout>
-
-                <TextView
-                    android:layout_width="match_parent"
-                    android:layout_height="wrap_content"
-                    android:layout_marginTop="6dp"
-                    android:text="@string/record_desc"
-                    android:textSize="13sp"
-                    android:lineSpacingExtra="3dp"
-                    android:textColor="?attr/colorOnSurfaceVariant" />
-
-                <com.google.android.material.materialswitch.MaterialSwitch
-                    android:id="@+id/swLiveReplay"
-                    android:layout_width="match_parent"
-                    android:layout_height="wrap_content"
-                    android:layout_marginTop="10dp"
-                    android:text="@string/record_live_replay"
-                    android:textSize="14sp" />
-
-                <com.google.android.material.button.MaterialButton
-                    android:id="@+id/btnRecord"
-                    android:layout_width="match_parent"
-                    android:layout_height="56dp"
-                    android:layout_marginTop="12dp"
-                    android:text="@string/record_start"
-                    android:textSize="16sp"
-                    android:insetTop="0dp"
-                    android:insetBottom="0dp"
-                    app:icon="@drawable/ic_record_dot"
-                    app:iconGravity="textStart" />
-        </LinearLayout>
-    </com.google.android.material.card.MaterialCardView>
-
-        
-        <com.google.android.material.card.MaterialCardView
-            style="?attr/materialCardViewFilledStyle"
-            android:layout_width="match_parent"
-            android:layout_height="wrap_content"
-            android:layout_marginTop="14dp"
-            app:cardCornerRadius="20dp">
-
-            <LinearLayout
-                android:layout_width="match_parent"
-                android:layout_height="wrap_content"
-                android:orientation="vertical"
-                android:padding="16dp">
-
-                <LinearLayout
-                    android:layout_width="match_parent"
-                    android:layout_height="wrap_content"
-                    android:gravity="center_vertical"
-                    android:orientation="horizontal">
-
-                    <ImageView
-                        android:layout_width="22dp"
-                        android:layout_height="22dp"
-                        android:src="@drawable/ic_section_play"
-                        app:tint="?attr/colorPrimary"
-                        android:contentDescription="@string/section_play" />
-
-                    <TextView
-                        android:layout_width="wrap_content"
-                        android:layout_height="wrap_content"
-                        android:layout_marginStart="10dp"
-                        android:text="@string/section_play"
-                        android:textSize="16sp"
-                        android:textStyle="bold" />
-            </LinearLayout>
-
-                <com.google.android.material.chip.ChipGroup
-                    android:id="@+id/chipMode"
-                    android:layout_width="match_parent"
-                    android:layout_height="wrap_content"
-                    android:layout_marginTop="10dp"
-                    app:selectionRequired="true"
-                    app:singleSelection="true">
-
-                    <com.google.android.material.chip.Chip
-                        android:id="@+id/chipOnce"
-                        style="@style/Widget.Material3.Chip.Filter"
-                        android:layout_width="wrap_content"
-                        android:layout_height="wrap_content"
-                        android:text="@string/mode_once"
-                        android:checkable="true" />
-
-                    <com.google.android.material.chip.Chip
-                        android:id="@+id/chipCount"
-                        style="@style/Widget.Material3.Chip.Filter"
-                        android:layout_width="wrap_content"
-                        android:layout_height="wrap_content"
-                        android:text="@string/mode_count"
-                        android:checkable="true" />
-
-                    <com.google.android.material.chip.Chip
-                        android:id="@+id/chipLoop"
-                        style="@style/Widget.Material3.Chip.Filter"
-                        android:layout_width="wrap_content"
-                        android:layout_height="wrap_content"
-                        android:text="@string/mode_loop"
-                        android:checkable="true" />
-                </com.google.android.material.chip.ChipGroup>
-
-                <LinearLayout
-                    android:layout_width="match_parent"
-                    android:layout_height="wrap_content"
-                    android:layout_marginTop="10dp"
-                    android:orientation="horizontal">
-
-                    <com.google.android.material.textfield.TextInputLayout
-                        android:id="@+id/tilCount"
-                        style="@style/Widget.Material3.TextInputLayout.OutlinedBox.Dense"
-                        android:layout_width="0dp"
-                        android:layout_height="wrap_content"
-                        android:layout_weight="1"
-                        android:layout_marginEnd="6dp"
-                        android:hint="@string/loop_count"
-                        app:suffixText="次">
-
-                        <com.google.android.material.textfield.TextInputEditText
-                            android:id="@+id/etLoopCount"
-                            android:layout_width="match_parent"
-                            android:layout_height="wrap_content"
-                            android:inputType="number"
-                            android:text="10" />
-                    </com.google.android.material.textfield.TextInputLayout>
-
-                    <com.google.android.material.textfield.TextInputLayout
-                        style="@style/Widget.Material3.TextInputLayout.OutlinedBox.Dense"
-                        android:layout_width="0dp"
-                        android:layout_height="wrap_content"
-                        android:layout_weight="1"
-                        android:layout_marginStart="6dp"
-                        android:hint="@string/loop_interval"
-                        app:suffixText="秒">
-
-                        <com.google.android.material.textfield.TextInputEditText
-                            android:id="@+id/etLoopInterval"
-                            android:layout_width="match_parent"
-                            android:layout_height="wrap_content"
-                            android:inputType="numberDecimal"
-                            android:text="0" />
-                    </com.google.android.material.textfield.TextInputLayout>
-            </LinearLayout>
-
-                <com.google.android.material.textfield.TextInputLayout
-                    style="@style/Widget.Material3.TextInputLayout.OutlinedBox.Dense"
-                    android:layout_width="match_parent"
-                    android:layout_height="wrap_content"
-                    android:layout_marginTop="8dp"
-                    android:hint="@string/countdown_hint"
-                    app:suffixText="秒">
-
-                    <com.google.android.material.textfield.TextInputEditText
-                        android:id="@+id/etCountdown"
-                        android:layout_width="match_parent"
-                        android:layout_height="wrap_content"
-                        android:inputType="number"
-                        android:text="0" />
-            </com.google.android.material.textfield.TextInputLayout>
-
-                <com.google.android.material.button.MaterialButton
-                    android:id="@+id/btnPlay"
-                    android:layout_width="match_parent"
-                    android:layout_height="56dp"
-                    android:layout_marginTop="12dp"
-                    android:text="@string/play_start"
-                    android:textSize="16sp"
-                    android:insetTop="0dp"
-                    android:insetBottom="0dp" />
-        </LinearLayout>
-    </com.google.android.material.card.MaterialCardView>
-    </LinearLayout>
-</androidx.core.widget.NestedScrollView>
+        </androidx.core.widget.NestedScrollView>
+    </FrameLayout>
+
+    <com.google.android.material.bottomnavigation.BottomNavigationView
+        android:id="@+id/bottomNav"
+        android:layout_width="match_parent"
+        android:layout_height="wrap_content"
+        app:labelVisibilityMode="labeled"
+        app:menu="@menu/bottom_nav" />
+</LinearLayout>
<!-- resource entries referenced after the edit -->
@@ -9,57 +9,44 @@
           android:fillColor="#FFFFFFFF"
           android:pathData="M12,7a5,5 0 1,0 0.001,0Z" />
   </vector>
-  <!-- drawable ic_section_macro (drawable) -->
-  <?xml version="1.0" encoding="utf-8"?>
-  <vector xmlns:android="http://schemas.android.com/apk/res/android"
-      android:width="24dp" android:height="24dp"
-      android:viewportWidth="24" android:viewportHeight="24">
-      <path
-          android:fillColor="#FFFFFFFF"
-          android:pathData="M4,6C4,4.9 4.9,4 6,4H11V20H6C4.9,20 4,19.1 4,18V6M20,6V18C20,19.1 19.1,20 18,20H13V4H18C19.1,4 20,4.9 20,6Z" />
-  </vector>
-  <!-- drawable ic_section_play (drawable) -->
-  <?xml version="1.0" encoding="utf-8"?>
-  <vector xmlns:android="http://schemas.android.com/apk/res/android"
-      android:width="24dp" android:height="24dp"
-      android:viewportWidth="24" android:viewportHeight="24">
-      <path
-          android:fillColor="#FFFFFFFF"
-          android:pathData="M8,5V19L19,12L8,5Z" />
-  </vector>
-  <!-- drawable ic_section_record (drawable) -->
-  <?xml version="1.0" encoding="utf-8"?>
-  <vector xmlns:android="http://schemas.android.com/apk/res/android"
-      android:width="24dp" android:height="24dp"
-      android:viewportWidth="24" android:viewportHeight="24">
-      <path
-          android:fillColor="#FFFFFFFF"
-          android:pathData="M12,7a5,5 0 1,0 0.001,0Z" />
-  </vector>
+  <string name="about_title">关于</string>
   <string name="app_name">宏连点器</string>
-  <string name="app_subtitle">完整动作录制 · 一键循环执行</string>
+  <string name="ball_resident">悬浮球常驻</string>
+  <string name="ball_resident_desc">在后台保持悬浮控制球；关闭时录制/执行结束即自动停止服务</string>
   <string name="countdown_hint">开始前倒计时</string>
-  <string name="empty_events">暂无事件 · 点下方「开始录制」录第一套动作</string>
+  <string name="current_macro">当前宏</string>
+  <string name="empty_events">暂无事件 · 到「录制」页录第一套动作，或手动添加</string>
+  <string name="event_add">＋ 手动添加</string>
+  <string name="events_clear">清空</string>
+  <string name="events_title">事件序列</string>
+  <string name="guide_action">去处理</string>
+  <string name="guide_title">还有准备工作未完成</string>
   <string name="loop_count">循环次数</string>
   <string name="loop_interval">循环间隔</string>
   <string name="macro_delete">删除</string>
   <string name="macro_duplicate">复制</string>
   <string name="macro_new">新建</string>
   <string name="macro_rename">重命名</string>
+  <string name="macro_switch">切换</string>
   <string name="mode_count">指定次数</string>
   <string name="mode_loop">无限循环</string>
   <string name="mode_once">执行一次</string>
-  <string name="perm_accessibility">无障碍服务（手势注入必需）</string>
   <string name="perm_go">去开启</string>
   <string name="perm_overlay">悬浮窗权限（悬浮球/录制层必需）</string>
-  <string name="perm_title">使用前请完成两项授权</string>
+  <string name="play_hint">注入经 ADB shell 执行，单个动作约 0.3~0.5 秒；事件间隔建议 ≥ 0.5 秒。</string>
   <string name="play_start">开始执行</string>
-  <string name="record_desc">像平时一样连续操作手机即可：点击、滑动、长按与操作间隔会被自动识别成动作序列（与桌面端录制体验一致）。</string>
+  <string name="record_desc">在淡色标记层上像平时一样操作手机：点击、长按、滑动与操作间隔会被自动识别成动作序列（与桌面端体验一致）。开启「回放同步」后，每个动作会立即真实作用于当前界面，支持「点按钮 → 等弹窗 → 再点」的多步流程。</string>
+  <string name="record_live_needs_shell">回放同步需 Shizuku 就绪，未就绪时自动转为纯标记录制</string>
   <string name="record_live_replay">回放同步（边录边执行，推荐）</string>
   <string name="record_start">开始录制</string>
-  <string name="section_macro">宏与事件</string>
-  <string name="section_play">循环执行</string>
-  <string name="section_record">完整动作录制</string>
+  <string name="settings_section_display">显示</string>
+  <string name="settings_section_perm">权限与连接</string>
+  <string name="shell_desc">本应用通过开源组件 Shizuku 以 ADB shell 权限执行点击/滑动，完全不需要无障碍权限，也不读取任何屏幕内容。</string>
+  <string name="shell_help">使用教程</string>
+  <string name="shell_install">下载</string>
+  <string name="shell_title">Shizuku（安全注入组件）</string>
+  <string name="tab_play">执行</string>
+  <string name="tab_record">录制</string>
   <style name="Theme.MacroClicker" parent="Theme.Material3.DayNight.NoActionBar">
           <item name="colorPrimary">@color/brand</item>
           <item name="colorOnPrimary">@color/white</item>
